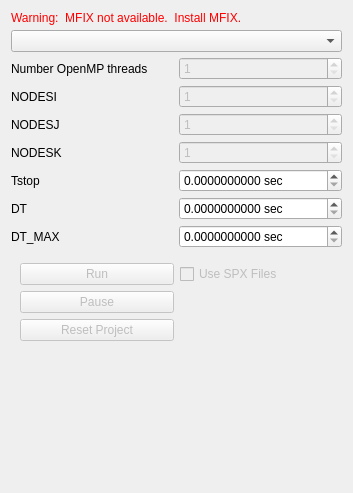
truongd8593/mfix, file gui/uifiles/run.ui: the form before one commit.
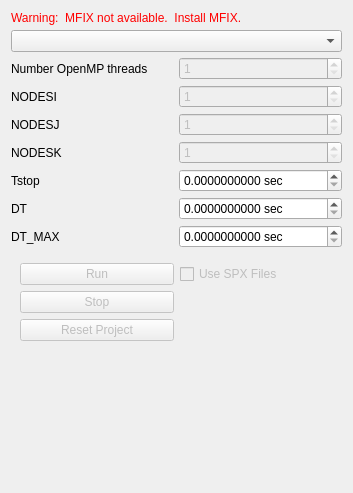
The form after the commit. Custom widgets are drawn as their Qt base class.

Commit message: fix Run/Pause/Stop

What changed in the file:
```diff
--- a/gui/uifiles/run.ui
+++ b/gui/uifiles/run.ui
@@ -640,7 +640,7 @@
          <bool>false</bool>
         </property>
         <property name="text">
-         <string>Pause</string>
+         <string>Stop</string>
         </property>
        </widget>
       </item>
```
Left out of the diff: 4 changed lines with no effect on the pictures. The commit also changes 5 other files.
